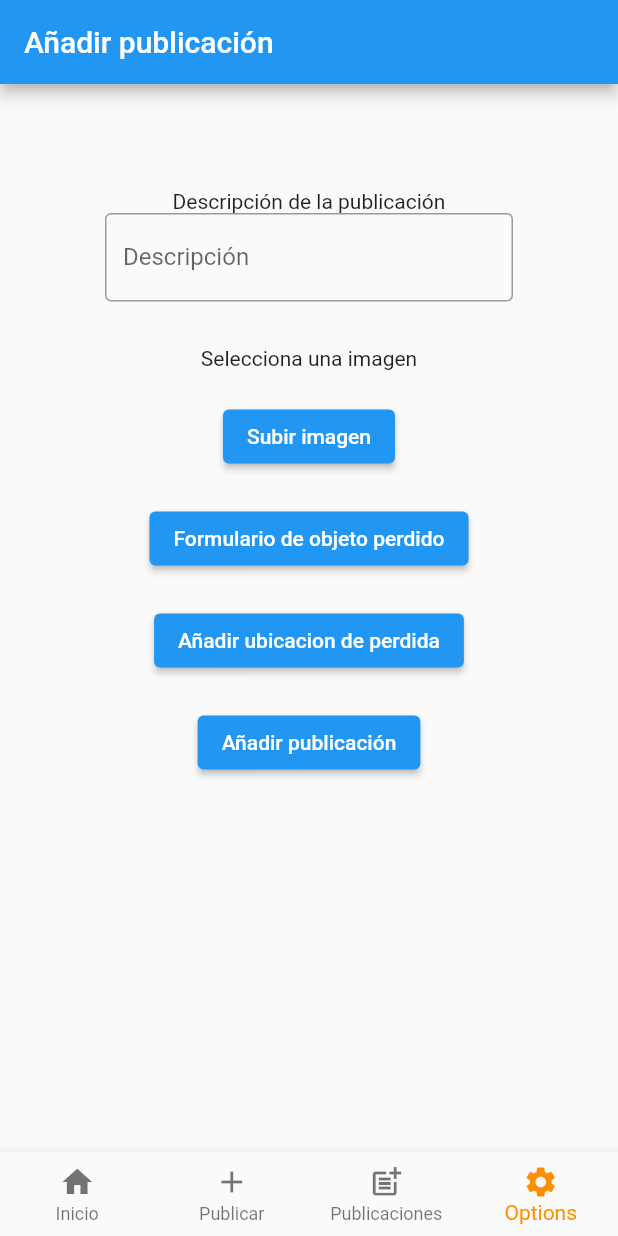
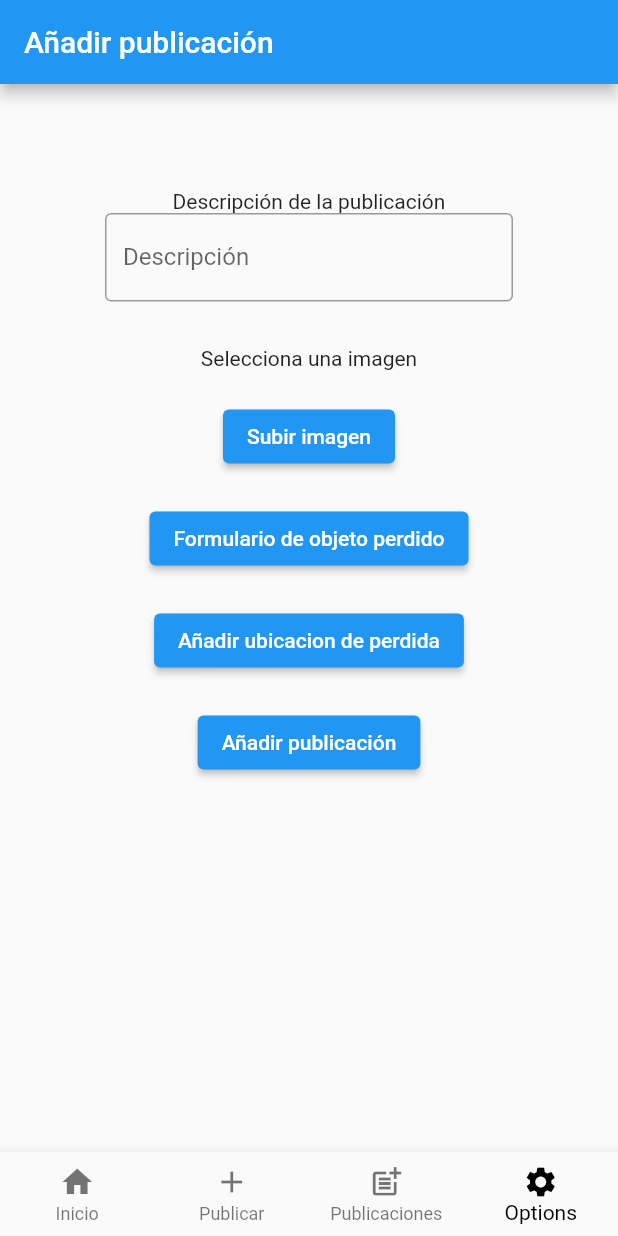
Before and after one commit to ElanTic/LosTSPerrones, a Flutter app: the NavBarC screen opened directly, item 4 of the bottom bar chosen, after a tap on "Subir imagen", on a phone screen of 412 x 824 dp. Run offline on Flutter 3.47's test engine with Material 2 defaults, Android fonts, the phone set to English and light mode, and no system bars; our stand-ins replace google_maps_flutter, image_picker.

Commit message:
Quitando código que no sirve

```diff
--- a/lib/Views/Inicio.dart
+++ b/lib/Views/Inicio.dart
@@ -1,9 +1,7 @@
 import 'package:flutter/material.dart';
-import 'login.dart';
+
 //import 'package:itemtrackers/Views/C_nav_bar.dart';
 import 'package:itemtrackers/Views/NavBarC.dart';
-import 'package:google_maps_flutter/google_maps_flutter.dart';
-import 'dart:async';
 
 class Inicio extends StatelessWidget {
   const Inicio({super.key});
--- a/lib/Views/NavBarC.dart
+++ b/lib/Views/NavBarC.dart
@@ -61,7 +61,7 @@ class _NavBarCState extends State<NavBarC> {
           ),
         ],
         currentIndex: _selectedIndex,
-        selectedItemColor: Colors.amber[800],
+        selectedItemColor: Color.fromARGB(255, 2, 2, 2),
         onTap: _onItemTapped,
       ),
     );
--- a/lib/Views/Pag2.dart
+++ b/lib/Views/Pag2.dart
@@ -20,6 +20,7 @@ class _Pag2State extends State<Pag2> {
         title: Text("Añadir publicación"),
       ),
       //creamos un boton para añadir una publicacion, descripcion, subir una imagen de modo local o de la camara
+
       body: Container(
         padding: EdgeInsets.all(70),
         child: Column(
@@ -79,8 +80,8 @@ class _Pag2State extends State<Pag2> {
     // ignore: deprecated_member_use
     final returnImage = await ImagePicker().pickImage(
       source: ImageSource.gallery,
-      maxWidth: 800,
-      maxHeight: 800,
+      maxWidth: 400,
+      maxHeight: 400,
     );
 
     setState(() {
--- a/lib/Views/mapa.dart
+++ b/lib/Views/mapa.dart
@@ -13,7 +13,7 @@ class Mapa extends StatefulWidget {
 class _MyAppState extends State<Mapa> {
   late GoogleMapController mapController;
 
-  final LatLng _center = const LatLng(45.521563, -122.677433);
+  final LatLng _center = const LatLng(22.767603318399537, -102.56978572343877);
 
   void _onMapCreated(GoogleMapController controller) {
     mapController = controller;
@@ -24,7 +24,7 @@ class _MyAppState extends State<Mapa> {
     return MaterialApp(
       home: Scaffold(
         appBar: AppBar(
-          title: const Text('Maps Sample App'),
+          title: const Text('Inicio'),
           backgroundColor: Colors.green[700],
         ),
         body: GoogleMap(
```
Also changed, not shown: lib/Views/Formulario.dart (+6 -4 lines).
